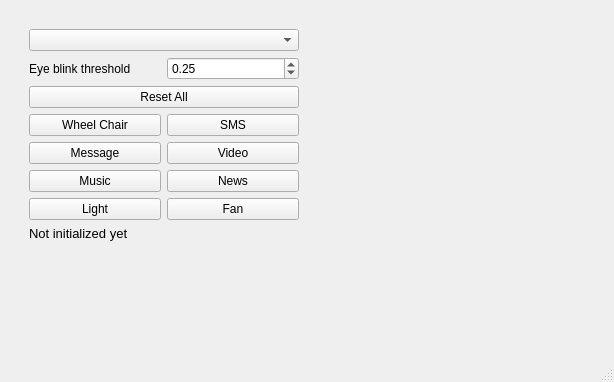
First picture: the form in UI/MainWindow.ui, repository sakibreza/EyeTask-V2.0, before the edit.
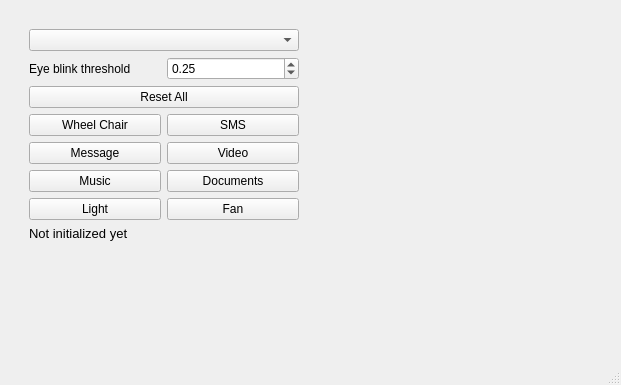
Second picture: the form after the edit.

```diff
--- a/UI/MainWindow.ui
+++ b/UI/MainWindow.ui
@@ -6,8 +6,8 @@
    <rect>
     <x>0</x>
     <y>0</y>
-    <width>578</width>
-    <height>382</height>
+    <width>621</width>
+    <height>385</height>
    </rect>
   </property>
   <property name="windowTitle">
@@ -128,7 +128,7 @@
             <item>
              <widget class="QPushButton" name="b2_3">
               <property name="text">
-               <string>News</string>
+               <string>Documents</string>
               </property>
              </widget>
             </item>
```
